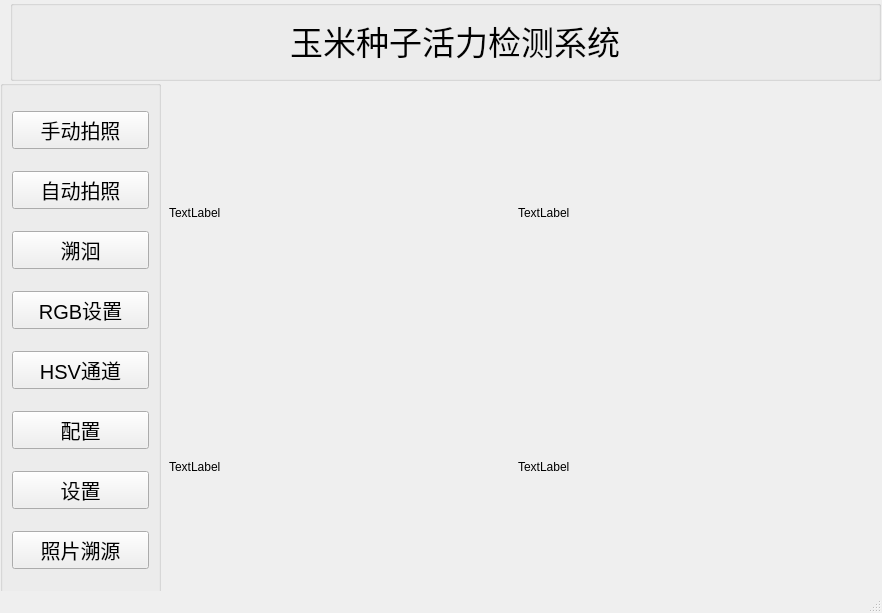
Above: ui/IndustrialCamera.ui from Komo017/CornSeeds before the change. Below: the same form after it.
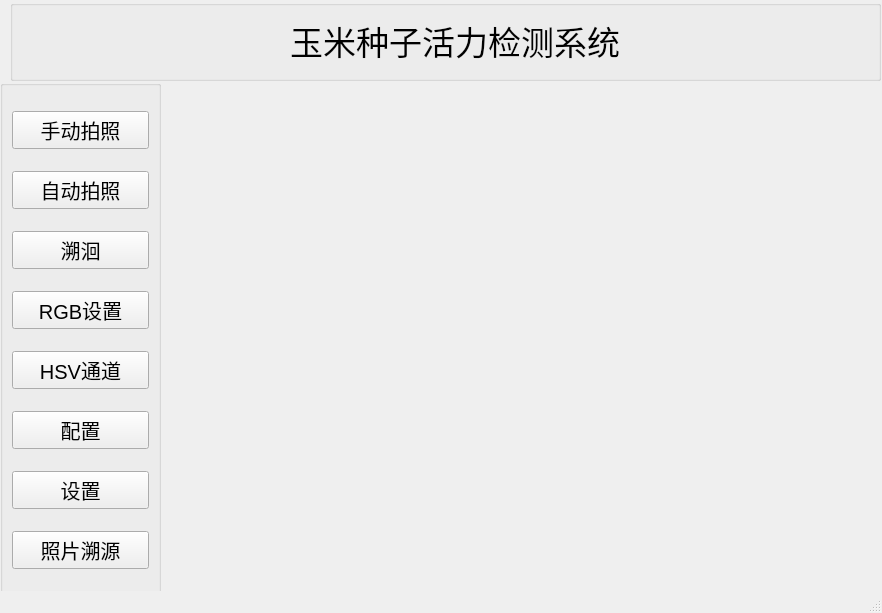
That is the form after the change. Icons and pictures are not drawn.

```diff
--- a/ui/IndustrialCamera.ui
+++ b/ui/IndustrialCamera.ui
@@ -281,14 +281,14 @@
          <item>
           <widget class="QLabel" name="resultshow1">
            <property name="text">
-            <string>TextLabel</string>
+            <string/>
            </property>
           </widget>
          </item>
          <item>
           <widget class="QLabel" name="resultshow3">
            <property name="text">
-            <string>TextLabel</string>
+            <string/>
            </property>
           </widget>
          </item>
@@ -299,14 +299,14 @@
          <item>
           <widget class="QLabel" name="resultshow2">
            <property name="text">
-            <string>TextLabel</string>
+            <string/>
            </property>
           </widget>
          </item>
          <item>
           <widget class="QLabel" name="resultshow4">
            <property name="text">
-            <string>TextLabel</string>
+            <string/>
            </property>
           </widget>
          </item>
```
